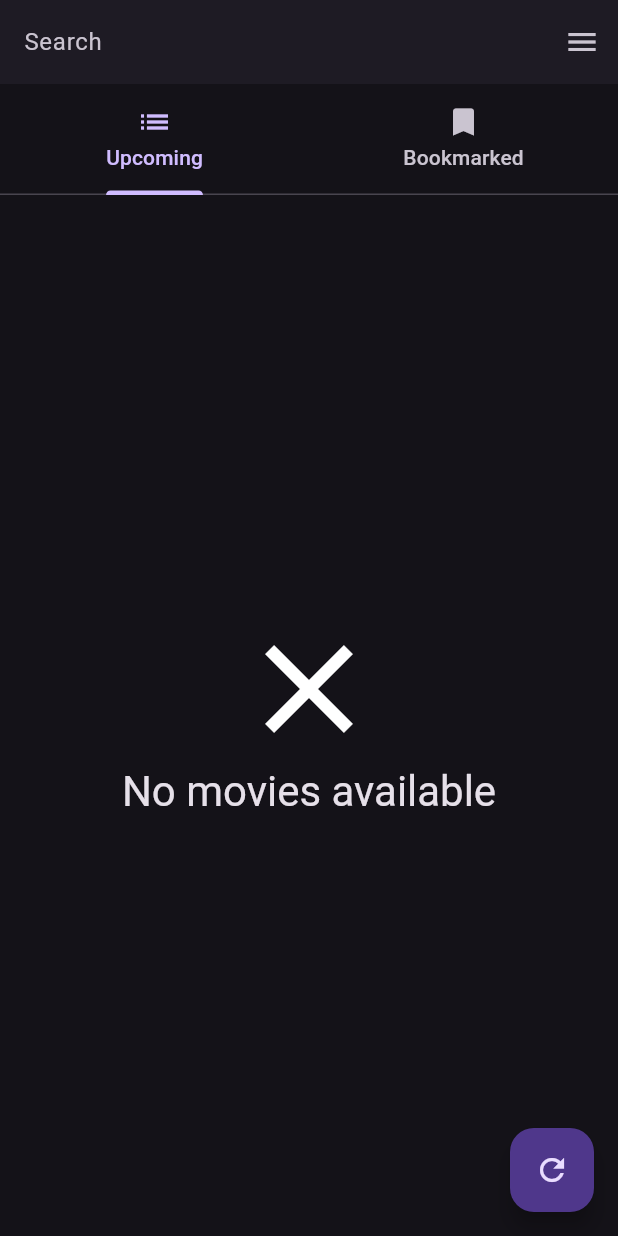
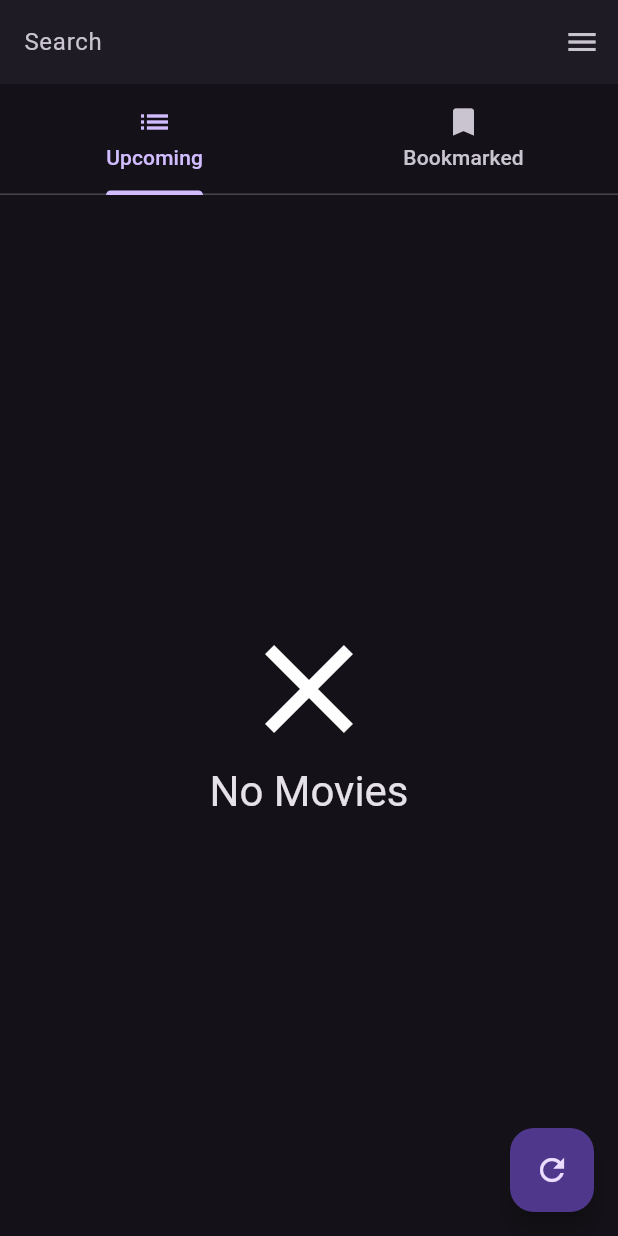
Before and after one commit to daniel-michel/release_schedule, a Flutter app: the screen it shows after launch, on a phone screen of 412 x 824 dp. Run offline on Flutter 3.47's test engine with Material 3 defaults, Android fonts, the phone set to English and light mode, and no system bars; our stand-ins replace get_storage, scrollable_positioned_list.

Commit message:
fix: show no movies when none of the movies is allowed by the filter

```diff
--- a/lib/view/movie_list.dart
+++ b/lib/view/movie_list.dart
@@ -7,13 +7,11 @@ import 'package:scrollable_positioned_list/scrollable_positioned_list.dart';
 class MovieList extends StatelessWidget {
   final List<MovieData> movies;
   final bool Function(MovieData)? filter;
-  MovieList(List<MovieData> movies, {this.filter, super.key})
-      : movies = movies.toList(),
-        super();
+  const MovieList(this.movies, {this.filter, super.key});
 
   @override
   Widget build(BuildContext context) {
-    if (movies.isEmpty) {
+    Widget noMovies() {
       return Center(
         child: IntrinsicHeight(
           child: Column(
@@ -23,7 +21,7 @@ class MovieList extends StatelessWidget {
                 size: 100,
               ),
               Text(
-                "No movies available",
+                "No Movies",
                 style: Theme.of(context).textTheme.headlineMedium,
               ),
             ],
@@ -31,6 +29,11 @@ class MovieList extends StatelessWidget {
         ),
       );
     }
+
+    if (movies.isEmpty) {
+      return noMovies();
+    }
+
     Widget buildGroupSeparator(BuildContext context, DateWithPrecision date) {
       bool highlight = date.includes(DateTime.now());
       return SizedBox(
@@ -38,7 +41,7 @@ class MovieList extends StatelessWidget {
         child: Align(
           alignment: Alignment.center,
           child: Card(
-            elevation: 5,
+            elevation: 3,
             color: highlight
                 ? Theme.of(context).colorScheme.primaryContainer
                 : null,
@@ -65,6 +68,9 @@ class MovieList extends StatelessWidget {
           indexMap.add(index);
         }
         index++;
+      }
+      if (indexMap.isEmpty) {
+        return noMovies();
       }
       int firstMovieTodayOrAfterIndex = () {
         DateWithPrecision today = DateWithPrecision.today();
@@ -93,6 +99,7 @@ class MovieList extends StatelessWidget {
         initialScrollIndex: firstMovieTodayOrAfterIndex,
       );
     }
+
     int firstMovieTodayOrAfterIndex = () {
       DateWithPrecision today = DateWithPrecision.today();
       int min = 0;
```
